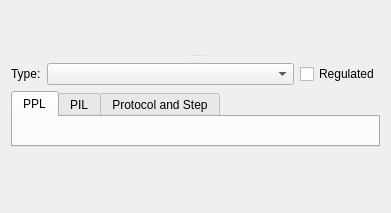
Old version of the form src/scipyen/gui/widgets/dataclasswidgets/procedurewidget.ui in the repository ctigaret/scipyen.
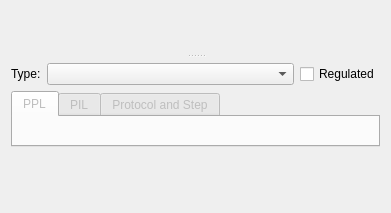
New version of the form. Custom widgets are drawn as their Qt base class.

```diff
--- a/src/scipyen/gui/widgets/dataclasswidgets/procedurewidget.ui
+++ b/src/scipyen/gui/widgets/dataclasswidgets/procedurewidget.ui
@@ -23,7 +23,7 @@
       <number>3</number>
      </property>
      <widget class="DataExchangeWidget" name="dataExchangeWidget" native="true"/>
-     <widget class="QWidget" name="">
+     <widget class="QWidget" name="layoutWidget">
       <layout class="QVBoxLayout" name="verticalLayout">
        <item>
         <widget class="NameDescriptionWidget" name="nameDescriptionWidget" native="true"/>
@@ -60,7 +60,10 @@
         </layout>
        </item>
        <item>
-        <widget class="QTabWidget" name="tabWidget">
+        <widget class="QTabWidget" name="asruTabWidget">
+         <property name="enabled">
+          <bool>false</bool>
+         </property>
          <property name="currentIndex">
           <number>0</number>
          </property>
```
